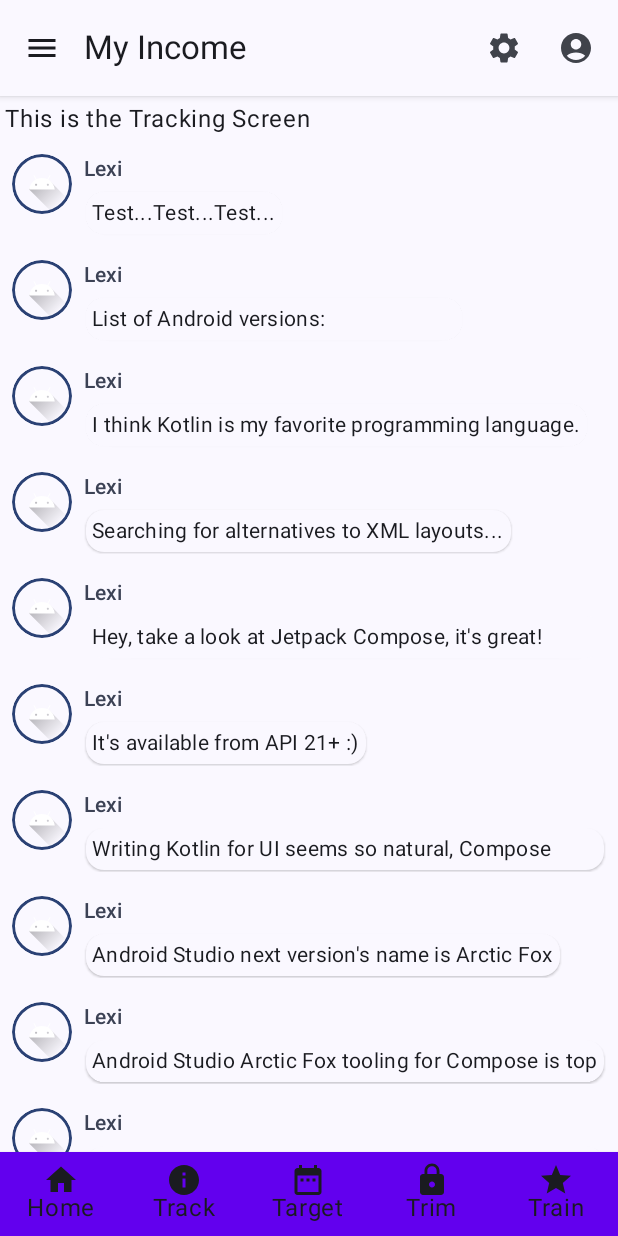
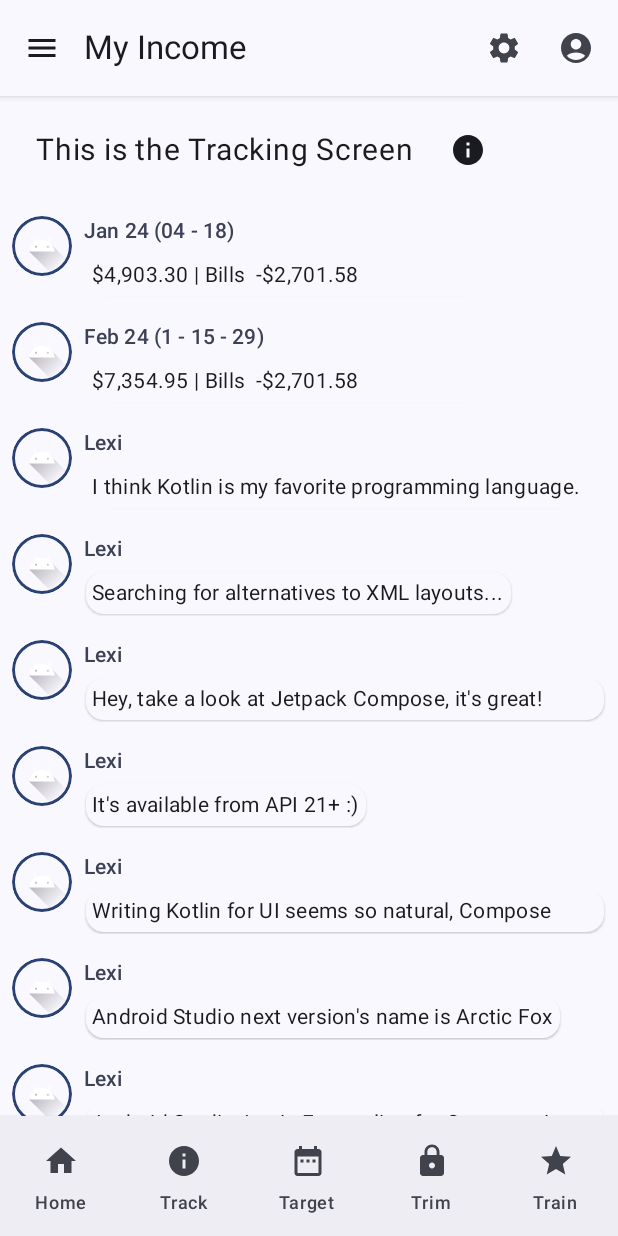
Before and after one commit to waynepeluso1982/Compose, an Android app built with Jetpack Compose: the screen it shows after launch (MainActivity), item 2 of the bottom bar chosen, on a phone screen of 412 x 824 dp. Run offline under Robolectric (Android 15) with nearby library versions, the phone set to English and light mode, and no system bars.

Commit message:
I updated to the latest versions of AS.

```diff
--- a/app/src/main/java/com/example/compose/MainActivity.kt
+++ b/app/src/main/java/com/example/compose/MainActivity.kt
@@ -5,6 +5,7 @@ import android.content.res.Configuration
 import android.os.Bundle
 import androidx.activity.ComponentActivity
 import androidx.activity.compose.setContent
+import androidx.compose.animation.AnimatedVisibility
 import androidx.compose.animation.animateColorAsState
 import androidx.compose.animation.animateContentSize
 import androidx.compose.foundation.Image
@@ -13,7 +14,6 @@ import androidx.compose.foundation.border
 import androidx.compose.foundation.layout.Arrangement
 import androidx.compose.foundation.layout.Box
 import androidx.compose.foundation.layout.Column
-import androidx.compose.foundation.layout.IntrinsicSize
 import androidx.compose.foundation.layout.Row
 import androidx.compose.foundation.layout.Spacer
 import androidx.compose.foundation.layout.fillMaxSize
@@ -22,7 +22,6 @@ import androidx.compose.foundation.layout.height
 import androidx.compose.foundation.layout.padding
 import androidx.compose.foundation.layout.size
 import androidx.compose.foundation.layout.width
-import androidx.compose.foundation.layout.wrapContentSize
 import androidx.compose.foundation.lazy.LazyColumn
 import androidx.compose.foundation.lazy.items
 import androidx.compose.foundation.shape.CircleShape
@@ -41,8 +40,6 @@ import androidx.compose.ui.unit.dp
 import com.example.compose.ui.theme.ComposeTheme
 import androidx.compose.foundation.clickable
 import androidx.compose.foundation.layout.ColumnScope
-import androidx.compose.foundation.layout.PaddingValues
-import androidx.compose.foundation.layout.displayCutoutPadding
 import androidx.compose.foundation.layout.fillMaxHeight
 import androidx.compose.foundation.shape.RoundedCornerShape
 import androidx.compose.material.icons.Icons
@@ -61,20 +58,28 @@ import androidx.compose.ui.graphics.Color
 import androidx.navigation.compose.NavHost
 import androidx.navigation.compose.composable
 import java.time.LocalDate
-import java.time.Year
 import java.time.format.DateTimeFormatter
 import java.util.Locale
-import androidx.compose.material.BottomNavigation
-import androidx.compose.material.BottomNavigationItem
+import androidx.compose.material3.NavigationBar
+import androidx.compose.material3.NavigationBarItem
 import androidx.compose.material.icons.filled.DateRange
 import androidx.compose.material.icons.filled.Info
 import androidx.compose.material.icons.filled.Lock
 import androidx.compose.material.icons.filled.Menu
 import androidx.compose.material.icons.filled.Star
+import androidx.compose.material3.BottomAppBar
 import androidx.compose.material3.Card
 import androidx.compose.material3.CardDefaults
-import androidx.compose.ui.graphics.Shape
+import androidx.compose.material3.Divider
+//import androidx.compose.material3.DrawerValue
+//import androidx.compose.material3.rememberDrawerState
+import androidx.compose.ui.graphics.Brush
+import androidx.compose.ui.text.font.FontStyle
 import androidx.compose.ui.text.style.TextOverflow
+import androidx.compose.ui.tooling.preview.PreviewParameter
+import androidx.compose.ui.tooling.preview.PreviewParameterProvider
+import androidx.compose.ui.unit.Dp
+import androidx.compose.ui.unit.sp
 import androidx.navigation.compose.rememberNavController
 
 
@@ -82,53 +87,19 @@ import androidx.navigation.compose.rememberNavController
 var userName = "Wayne"// placing a variable enables me to edit this in one place
 var body = "You're learning some Kotlin!"
 
-/*I am placing the variables here for now. They may not be best placed within the global space.
-* Should the app calculate these things every startup or, should we place them in a database
-*/
-
 class MainActivity :
     ComponentActivity(/*Arguments (args) go in here!*/) { //curley braces are "the code"
     override fun onCreate(savedInstanceState: Bundle?) {
         super.onCreate(savedInstanceState)
+        val intent = intent
+        // Get the Bundle object that contains the arguments
+        val bundle = intent.extras
+        // Get the argument value by using the key
+        val startDestination = bundle?.getString("startDestination")
         setContent {
             ComposeTheme {
-                mainDisplay()
-
-//                Box(modifier = Modifier
-//                    .fillMaxSize()
-//                    .background(Color.LightGray) //ads color to the BG
-//                    .padding(horizontal = 4.dp, vertical = 2.dp),//ads padding to the sides
-//                    contentAlignment = Alignment.Center) {
-//
-//                    Column(
-//                        modifier = Modifier.fillMaxSize(),
-//                        verticalArrangement = Arrangement.Top,
-//                        horizontalAlignment = Alignment.CenterHorizontally
-//                    ) {
-//                        Spacer(modifier = Modifier.height(2.dp))
-//
-//                        Surface(
-//                            modifier = Modifier
-//                                .wrapContentSize(Alignment.TopCenter)
-//                                .width(IntrinsicSize.Max)
-//                                .fillMaxWidth(0.8f), // 80% of screen
-//                            shape = MaterialTheme.shapes.small,
-//                            shadowElevation = 1.dp
-//                        ) {
-//                            PayCycleCard(
-////                                msg = Message(userName, body),
-////                                dateInfo = DateInfo(financialYear)
-//                            )//TODO include the variables for this card
-//                        }
-//
-//                        Spacer(modifier = Modifier.height(4.dp))
-//
-//                        //This is the conversation list!
-//                        Surface(shape = MaterialTheme.shapes.small, shadowElevation = 1.dp) {
-//                            Conversation(SampleData.conversationSample)
-//                        }
-//                    }
-//                }
+                val startDestination = startDestination ?: "Home"
+                mainDisplay(startDestination = startDestination)
             }
         }
     }
@@ -138,9 +109,9 @@ fun main() {}
 
 data class Message(val author: String, val body: String)
 
-// MAIN CardView for reusability
+// MAIN CardView for re-usability
 @Composable
-fun CardView(
+fun StandardCardView(
     modifier: Modifier = Modifier,
     content: @Composable ColumnScope.() -> Unit
 ) {
@@ -148,7 +119,7 @@ fun CardView(
         shape = RoundedCornerShape(4.dp),
         elevation = CardDefaults.cardElevation(defaultElevation = 3.dp),
         modifier = modifier
-            .padding(4.dp)
+            .padding(8.dp)
             .fillMaxSize()
     ) {
         Column(
@@ -158,31 +129,56 @@ fun CardView(
     }
 }
 
+//In Jetpack Compose, you can use the Divider composable to create a line across the screen. Here’s how you can do it:
+@Composable
+fun CustomDivider(
+    color: Color = Color.Gray,
+    thickness: Dp = 1.dp,
+    startIndent: Dp = 0.dp
+) {
+    Divider(color = color, thickness = thickness, modifier = Modifier.padding(start = startIndent))
+} //doesn't yet support gradients
+
+@Composable
+fun GradientDivider(
+    colors: List<Color> = listOf(Color.LightGray, Color.DarkGray, Color.LightGray),
+    thickness: Dp = 2.dp
+) {
+    Box(
+        modifier = Modifier
+            .fillMaxWidth()
+            .height(thickness)
+            .background(Brush.horizontalGradient(colors))
+    )
+}
 
 
+
+// TEST to see if I can preview the navScreens
+class ComposableProvider: PreviewParameterProvider<String> {
+    override val values: Sequence<String> = sequenceOf("Home”, “Track”, “Target”, “Trim”, “Train")
+}
 
 // ~~~~~~~~~App Bar & Navigation
 @OptIn(ExperimentalMaterial3Api::class)
 @Composable
-fun mainDisplay() {
+fun mainDisplay(startDestination: String /*for the preview navScreen*/) {
     val navController = rememberNavController()
-    //val items = listOf("Homes", "Track", "Target", "Trim", "Train")
+    //val drawerState = rememberDrawerState(initialValue = DrawerValue.Closed)
+
     Scaffold(
         topBar = {
             TopAppBar(modifier = Modifier
                 .shadow(3.dp),
 
                 navigationIcon = {
-                    IconButton(onClick = { /*TODO Learn navigation drawer*/ }) {
-                        Icon(
-                            imageVector = Icons.Filled.Menu,
-                            contentDescription = "Menu Draw"
-                        )
+                    IconButton(onClick = {  }) {
+                        Icon(Icons.Filled.Menu, contentDescription = "Menu Draw")
                     }
                 },
                 title = { Text("My Income", maxLines = 1, overflow = TextOverflow.Ellipsis) },
                 actions = {
-                    IconButton(onClick = { /* Handle settings icon click */ }) {
+                    IconButton(onClick = { navController.navigate("Settings") }) {
                         Icon(Icons.Filled.Settings, contentDescription = "Settings")
                     }
                     IconButton(onClick = { /* Handle user profile icon click */ }) {
@@ -192,17 +188,24 @@ fun mainDisplay() {
             )
         },
         bottomBar = {
-            BottomNavigation(
+            BottomAppBar(
                 modifier = Modifier.shadow(3.dp),
             ) {
+                NavigationBar {
                     val items = listOf("Home", "Track", "Target", "Trim", "Train")
-                val icons = listOf(Icons.Filled.Home, Icons.Filled.Info, Icons.Filled.DateRange, Icons.Filled.Lock, Icons.Filled.Star)
+                    val icons = listOf(
+                        Icons.Filled.Home,
+                        Icons.Filled.Info,
+                        Icons.Filled.DateRange,
+                        Icons.Filled.Lock,
+                        Icons.Filled.Star
+                    )
 
                     items.forEachIndexed { index, item ->
-                    BottomNavigationItem(
+                        NavigationBarItem(
                             icon = { Icon(icons[index], contentDescription = item) },
                             label = { Text(item) },
-                        selected = navController.currentDestination?.route == item, //Can also be false //TODO: Set this based on the current route
+                            selected = navController.currentDestination?.route?.startsWith(item) == true, // Adjusted selection logic
                             onClick = {
                                 navController.navigate(item)
                             }
@@ -210,6 +213,10 @@ fun mainDisplay() {
                     }
                 }
             }
+        },
+
+        //TODO figure out the menu drawer.
+
     ) { innerPadding ->
         Box(
             modifier = Modifier.fillMaxSize(),
@@ -221,23 +228,76 @@ fun mainDisplay() {
                 composable("Target") { TargetingScreen() }
                 composable("Trim") { TrimmingScreen() }
                 composable("Train") { TrainingScreen() }
+
+                composable("Settings") { SettingsScreen() }
             }
         }
     }
 }
+
+
+@Composable
+fun SettingsScreen() {
+
+    LazyColumn(Modifier.fillMaxSize()){
+        items(3){ index ->
+            when (index) {
+                0 -> Text(text = "This is the Settings Screen", modifier = Modifier.padding(3.dp))
+
+
+
+                //TODO implement the pay-dates
+
+
+            }
+        }
+    }
+}
+
+@Composable //Unable to work this out at this time.
+fun NavigationDrawer(){
+    Column(modifier = Modifier.fillMaxSize()) {
+    Text("Placeholder Header", modifier = Modifier.padding(16.dp))
+    Spacer(modifier = Modifier.height(8.dp))
+        Column(modifier = Modifier.clickable { /* Handle click on item 1 */ }) {
+            Row(horizontalArrangement = Arrangement.spacedBy(8.dp)) {
+                Icon(Icons.Filled.Home, contentDescription = "Home")
+                Text("Placeholder Item 1")
+            }
+        }
+        Spacer(modifier = Modifier.height(8.dp))
+        Column(modifier = Modifier.clickable { /* Handle click on item 2 */ }) {
+            Row(horizontalArrangement = Arrangement.spacedBy(8.dp)) {
+                Icon(Icons.Filled.Info, contentDescription = "Info")
+                Text("Placeholder Item 2")
+            }
+        }
+        // Add more placeholder items...
+    }
+}
+
     @Composable
     fun HomeScreen() {
-        LazyColumn(
+        LazyColumn(//LC here to provide vertical scrolling
             Modifier
                 .fillMaxWidth(0.95f)//sets the column to 95% width
                 .fillMaxHeight()//sets the screen to fill max height for scrolling
         ){
-            items(3){ index ->
+            items(7){ index ->
                 when (index) {
                     0 -> Text(text = "This is the Home Screen", modifier = Modifier.padding(3.dp))
 
                     1 -> PayCycleCard()
 
+                    2 -> StandardCardView{ Text("Second Card - to re-use!")}
+
+                    3 -> CustomDivider()
+
+                    4 -> StandardCardView{ Text("Third Card - to re-use!")}
+
+                    5 -> GradientDivider()
+
+                    6 -> StandardCardView{ Text("Fourth Card - to re-use!")}
 
                 }
             }
@@ -247,19 +307,44 @@ fun mainDisplay() {
     @Composable
     fun TrackingScreen() {
         Column(Modifier.fillMaxSize()) {
-            Text(text = "This is the Tracking Screen", modifier = Modifier.padding(3.dp))
+            var visible by remember { mutableStateOf(false) }
+            Row(
+                modifier = Modifier.padding(12.dp),
+                horizontalArrangement = Arrangement.Center
+            ) {
+                Text(
+                    text = "This is the Tracking Screen", modifier = Modifier
+                        .padding(12.dp),
+                    fontStyle = FontStyle.Normal,
+                    fontSize = 20.sp
+                )
+
+
+                IconButton(onClick = { visible = !visible }) {
+                    Icon(imageVector = Icons.Default.Info, contentDescription = "Information Icon")
+                }
+            }
+
+            AnimatedVisibility(visible = visible) {
+                Card {
+                    Text(
+                        text = "! Here I will display the dates paid within the year, grouped by month." +
+                                "\nThe user will be able to select the cards which expand. " +
+                                "\nOnce expanded they can edit (button opening bottomSheet." +
+                                "\nOr, they can open a new screen/card to edit the information for that month. Such as adding bill due dates etc...",
+                        modifier = Modifier.padding(12.dp),
+                        fontStyle = FontStyle.Italic
+                    )
+                }
+            }
+
+
+
+            Spacer(modifier = Modifier.width(4.dp))
+
             Conversation(SampleData.conversationSample) // pass the list of messages as a parameter
-        }//I needed to take out the second LazyColumn because it creates an infinite list
+        }//I needed to take out the second LazyColumn because it creates an infinite list, Conversation() is a LazyColumn!
 
-//        LazyColumn(Modifier.fillMaxSize()){
-//            items(3){ index ->
-//                when (index) {
-//                    0 -> Text(text = "This is the Tracking Screen", modifier = Modifier.padding(3.dp))
-//
-//                    1 -> Conversation(SampleData.conversationSample)
-//                }
-//            }
-//        }
     }
 
     @Composable
@@ -270,6 +355,8 @@ fun mainDisplay() {
                     0 -> Text(text = "This is the Targeting Screen", modifier = Modifier.padding(3.dp))
 
                     1 -> PayCycleCard()
+
+                    //TODO implement the pay-dates
 
 
                 }
@@ -395,7 +482,7 @@ fun UpcomingBillCard(){
 }
 
 
-@Composable //remember that this message card is a little different to the pay-cycle one
+@Composable //TRACKING remember that this message card is a little different to the pay-cycle one
 fun MessageCard(msg: Message) {
     Row(modifier = Modifier.padding(all = 8.dp)) {
         Image(
@@ -457,7 +544,7 @@ fun Conversation(messages: List<Message>) {
     showBackground = true,
     name = "Dark Mode"
 )
-@Composable
-fun MainDisplayPreview() {
-mainDisplay()
-}
+@Composable /*for the preview navScreen*/
+fun MainDisplayPreview(@PreviewParameter(ComposableProvider::class) startDestination: String) {
+mainDisplay(startDestination)
+}//This takes in the class and enables the preview to accept the alternate screen.
--- a/app/src/main/java/com/example/compose/SampleData.kt
+++ b/app/src/main/java/com/example/compose/SampleData.kt
@@ -1,27 +1,45 @@
 import com.example.compose.Message
+import java.text.NumberFormat
 
 /**
  * SampleData for Jetpack Compose Tutorial
  */
+
+val income = 2451.65
+val income2Monthly = income * 2
+val income3Monthly = income * 3
+
+val childSupport = 2456.58
+val citiBankDebt = 245.00
+
+val format = NumberFormat.getCurrencyInstance()
+val formatted2Income = format.format(income2Monthly)
+val formatted3Income = format.format(income3Monthly)
+val formattedBills = format.format(childSupport + citiBankDebt)
+
+/*Just using these val to organise thoughts. I will need to include the correct methods later.*/
+
+
+//TODO consider currency class
+/*Consider the card to show each of the 12 months (FY or Fiscal). You can then group the income per month
+* as bills are typically arranged by month, if not paid by the month. */
+/*
+* format.currency = Currency.getInstance("USD")*/
+
 object SampleData {
     // Sample conversation data
     val conversationSample = listOf(
         Message(
-            "Lexi",
-            "Test...Test...Test..."
+            "Jan 24 (04 - 18)",//Grouped by month, list the date
+            "$formatted2Income | Bills  -$formattedBills" +
+                    "\nB - Child Support due 07 Jan ($$childSupport)" +
+                    "\nB - Citi Bank due 08 Jan ($$citiBankDebt)"
         ),
         Message(
-            "Lexi",
-            """List of Android versions:
-            |Android KitKat (API 19)
-            |Android Lollipop (API 21)
-            |Android Marshmallow (API 23)
-            |Android Nougat (API 24)
-            |Android Oreo (API 26)
-            |Android Pie (API 28)
-            |Android 10 (API 29)
-            |Android 11 (API 30)
-            |Android 12 (API 31)""".trim()
+            "Feb 24 (1 - 15 - 29)",
+            "$formatted3Income | Bills  -$formattedBills" +
+                    "\nB - Child Support due 07 Jan ($$childSupport)" +
+                    "\nB - Citi Bank due 08 Jan ($$citiBankDebt)"
         ),
         Message(
             "Lexi",
--- a/build.gradle.kts
+++ b/build.gradle.kts
@@ -1,5 +1,5 @@
 // Top-level build file where you can add configuration options common to all sub-projects/modules.
 plugins {
-    id("com.android.application") version "8.1.2" apply false
+    id("com.android.application") version "8.2.0" apply false
     id("org.jetbrains.kotlin.android") version "1.8.10" apply false
 }
--- a/gradle.properties
+++ b/gradle.properties
@@ -21,3 +21,4 @@ kotlin.code.style=official
 # resources declared in the library itself and none from the library's dependencies,
 # thereby reducing the size of the R class for that library
 android.nonTransitiveRClass=true
+org.gradle.configuration-cache=true
```
Also changed, not shown: app/build.gradle.kts (+13 -8 lines), gradle/wrapper/gradle-wrapper.properties. Lines whose indentation alone changed are shown as unchanged.
